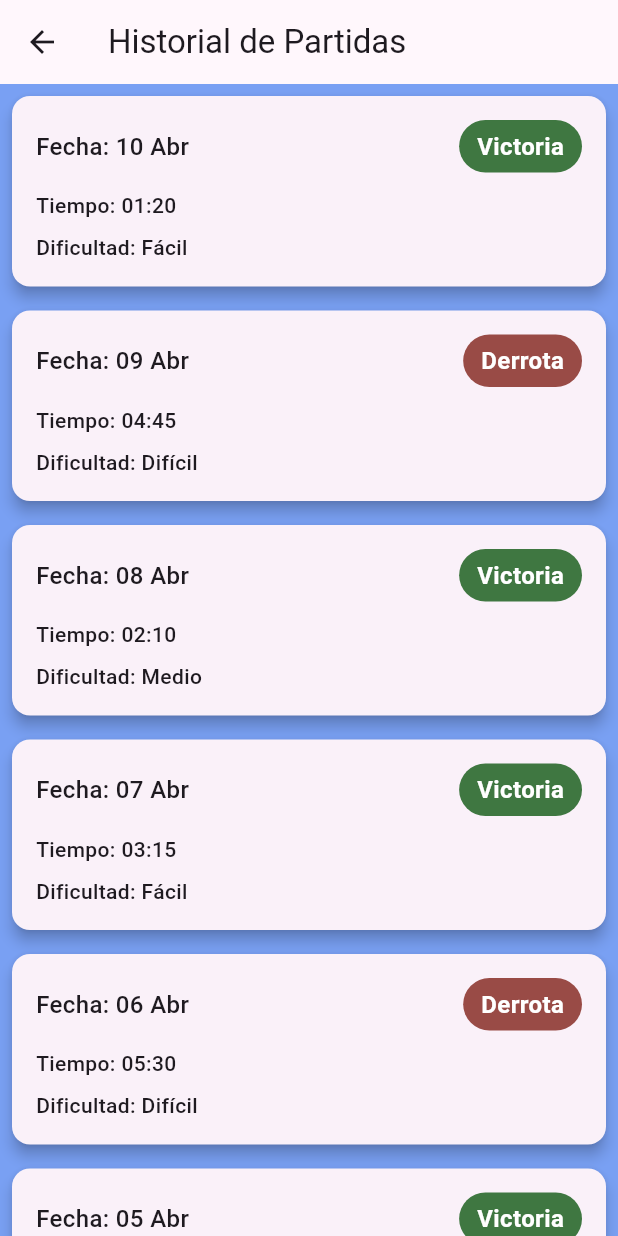
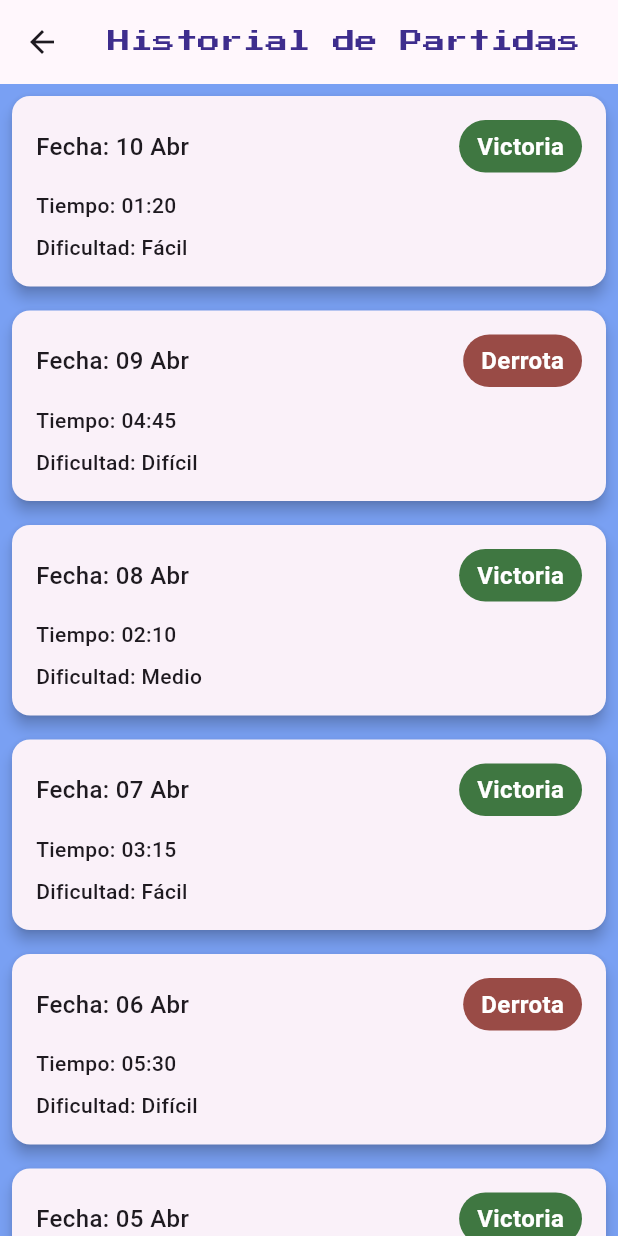
Before and after one commit to MariaJoseParedes/3479A321_2023479052, a Flutter app: the screen it shows after launch, after a tap on "Ir a Historial", on a phone screen of 412 x 824 dp. Run offline on Flutter 3.47's test engine with Material 3 defaults, Android fonts, the phone set to English and light mode, and no system bars; our stand-ins replace font_awesome_flutter, google_fonts, logger.

Commit message:
mini ajustes en diseño

```diff
--- a/lib/ui/screens/history_screen.dart
+++ b/lib/ui/screens/history_screen.dart
@@ -1,6 +1,7 @@
 import 'package:flutter/material.dart';
 import 'package:my_app/models/game_result.dart';
 import 'package:my_app/ui/widgets/game_result_card.dart';
+import 'package:google_fonts/google_fonts.dart';
 
 class HistoryScreen extends StatelessWidget {
   const HistoryScreen({super.key});
@@ -48,7 +49,16 @@ class HistoryScreen extends StatelessWidget {
     ];
 
     return Scaffold(
-      appBar: AppBar(title: const Text('Historial de Partidas')),
+      appBar: AppBar(
+        title: Text(
+          'Historial de Partidas',
+          style: GoogleFonts.pressStart2p(
+            fontSize: 15,
+            color: const Color.fromARGB(255, 62, 45, 141),
+          ),
+        ),
+        centerTitle: false,
+      ),
       body: ListView.builder(
         itemCount: listMaqueta.length,
         itemBuilder: (context, index) {
--- a/lib/ui/screens/menu_screen.dart
+++ b/lib/ui/screens/menu_screen.dart
@@ -1,4 +1,5 @@
 import 'package:flutter/material.dart';
+import 'package:google_fonts/google_fonts.dart';
 
 class MenuScreen extends StatelessWidget {
   const MenuScreen({super.key});
@@ -6,28 +7,36 @@ class MenuScreen extends StatelessWidget {
   @override
   Widget build(BuildContext context) {
     return Scaffold(
-      appBar: AppBar(title: const Text('Menu'), centerTitle: true),
+      appBar: AppBar(
+        title: Text(
+          'Menu',
+          style: GoogleFonts.pressStart2p(
+            color: const Color.fromARGB(255, 62, 45, 141),
+          ),
+        ),
+        centerTitle: true,
+      ),
       body: Center(
         // Usamos Column para poner un widget debajo de otro
         child: Column(
           mainAxisAlignment: MainAxisAlignment.center,
           children: [
-            const Text(
-              'Aquí irá el menu.',
-              style: TextStyle(fontSize: 18, fontWeight: FontWeight.bold),
-            ),
-            const SizedBox(
-              height: 20,
-            ), // Un pequeño espacio entre el texto y los botones
-
             ElevatedButton(
+              style: ElevatedButton.styleFrom(
+                minimumSize: const Size(200, 60),
+                textStyle: const TextStyle(fontSize: 20),
+              ),
               onPressed: () => Navigator.pushNamed(context, '/history'),
               child: const Text('Ir a Historial'),
             ),
 
-            const SizedBox(height: 10), // Espacio entre botones
+            const SizedBox(height: 15), // Espacio entre botones
 
             ElevatedButton(
+              style: ElevatedButton.styleFrom(
+                minimumSize: const Size(200, 60),
+                textStyle: const TextStyle(fontSize: 20),
+              ),
               onPressed: () => Navigator.pushNamed(
                 context,
                 '/game',
--- a/lib/ui/screens/minesweeper_screen.dart
+++ b/lib/ui/screens/minesweeper_screen.dart
@@ -33,7 +33,7 @@ class MinesweeperScreen extends StatelessWidget {
             },
           ),
           IconButton(
-            icon: const Icon(Icons.offline_pin),
+            icon: const Icon(Icons.menu),
             tooltip: 'Menu',
             onPressed: () {
               Navigator.pushNamed(context, '/menu');
```
